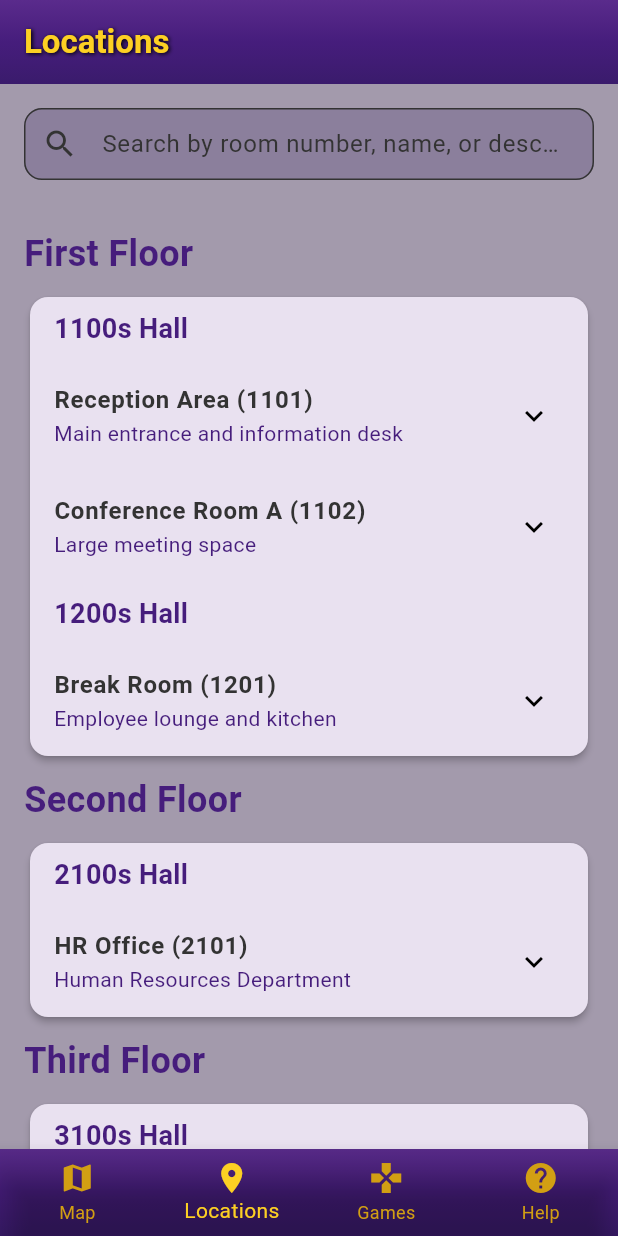
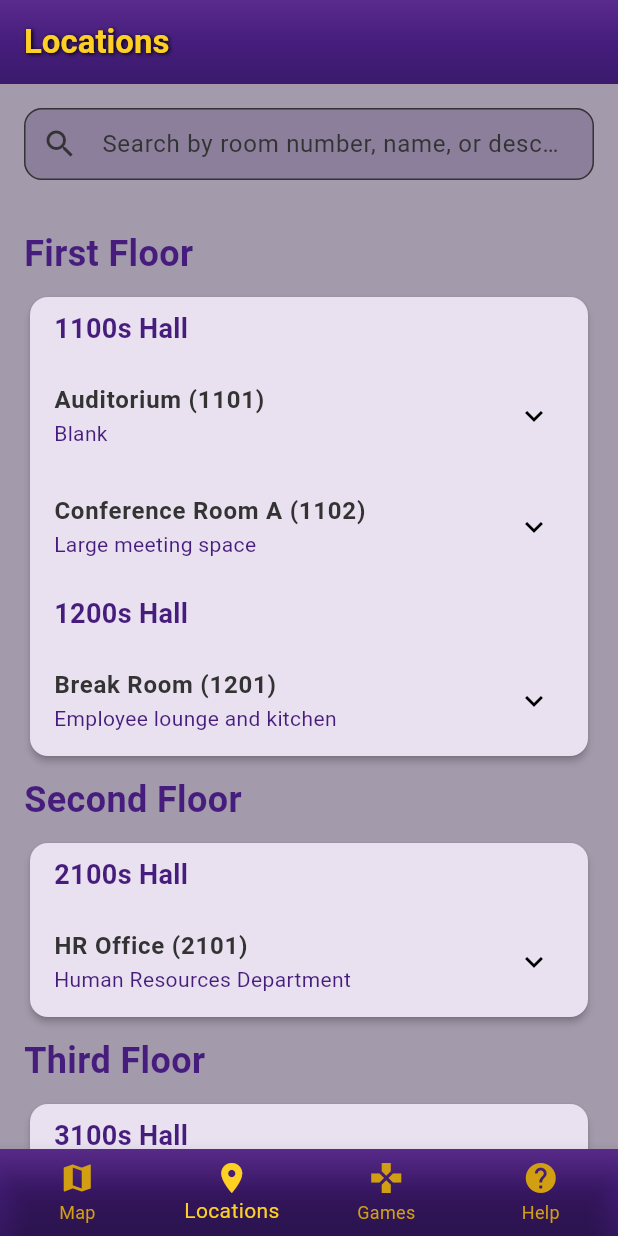
Before and after one commit to mpinel6/CSC4330ScavengerHunt_Rework, a Flutter app: the screen it shows after launch, item 2 of the bottom bar chosen, on a phone screen of 412 x 824 dp. Run offline on Flutter 3.47's test engine with Material 3 defaults, Android fonts, the phone set to English and light mode, and no system bars; Roboto replaces fonts that are missing (ProximaNova).

Commit message:
Began adding location data.

```diff
--- a/lib/main.dart
+++ b/lib/main.dart
@@ -332,9 +332,9 @@ class _LocationsScreenState extends State<LocationsScreen> {
     LocationInfo(
       floor: 'First Floor',
       hall: '1100s Hall',
-      title: 'Reception Area (1101)',
-      subtitle: 'Main entrance and information desk',
-      description: 'Located at the front of the building, near the main doors.',
+      title: 'Auditorium (1101)',
+      subtitle: 'Blank',
+      description: 'Blank',
     ),
     LocationInfo(
       floor: 'First Floor',
```
